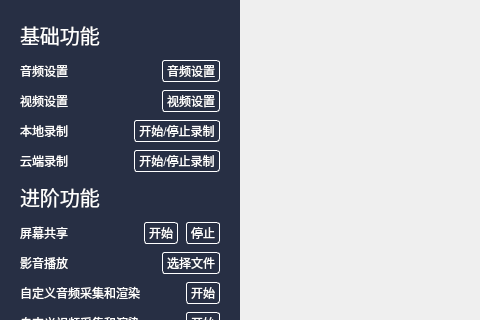
Above: Windows/src/maindialog.ui from cloudroomSDK/API-Demo before the change; both pictures show x 0 to 480 and y 0 to 320 of the 1207 by 669 pixel window. Below: the same form after it.
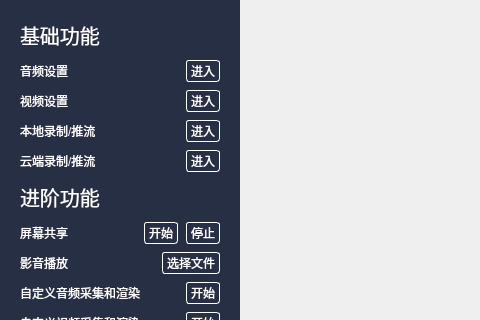
That is the form after the change.

Diff of the .ui file:
```diff
--- a/Windows/src/maindialog.ui
+++ b/Windows/src/maindialog.ui
@@ -163,7 +163,7 @@
               </sizepolicy>
              </property>
              <property name="text">
-              <string>音频设置</string>
+              <string>进入</string>
              </property>
             </widget>
            </item>
@@ -193,7 +193,7 @@
               </sizepolicy>
              </property>
              <property name="text">
-              <string>视频设置</string>
+              <string>进入</string>
              </property>
             </widget>
            </item>
@@ -210,7 +210,7 @@
               </sizepolicy>
              </property>
              <property name="text">
-              <string>本地录制</string>
+              <string>本地录制/推流</string>
              </property>
             </widget>
            </item>
@@ -223,7 +223,7 @@
               </sizepolicy>
              </property>
              <property name="text">
-              <string>开始/停止录制</string>
+              <string>进入</string>
              </property>
             </widget>
            </item>
@@ -240,7 +240,7 @@
               </sizepolicy>
              </property>
              <property name="text">
-              <string>云端录制</string>
+              <string>云端录制/推流</string>
              </property>
             </widget>
            </item>
@@ -253,7 +253,7 @@
               </sizepolicy>
              </property>
              <property name="text">
-              <string>开始/停止录制</string>
+              <string>进入</string>
              </property>
             </widget>
            </item>
```
